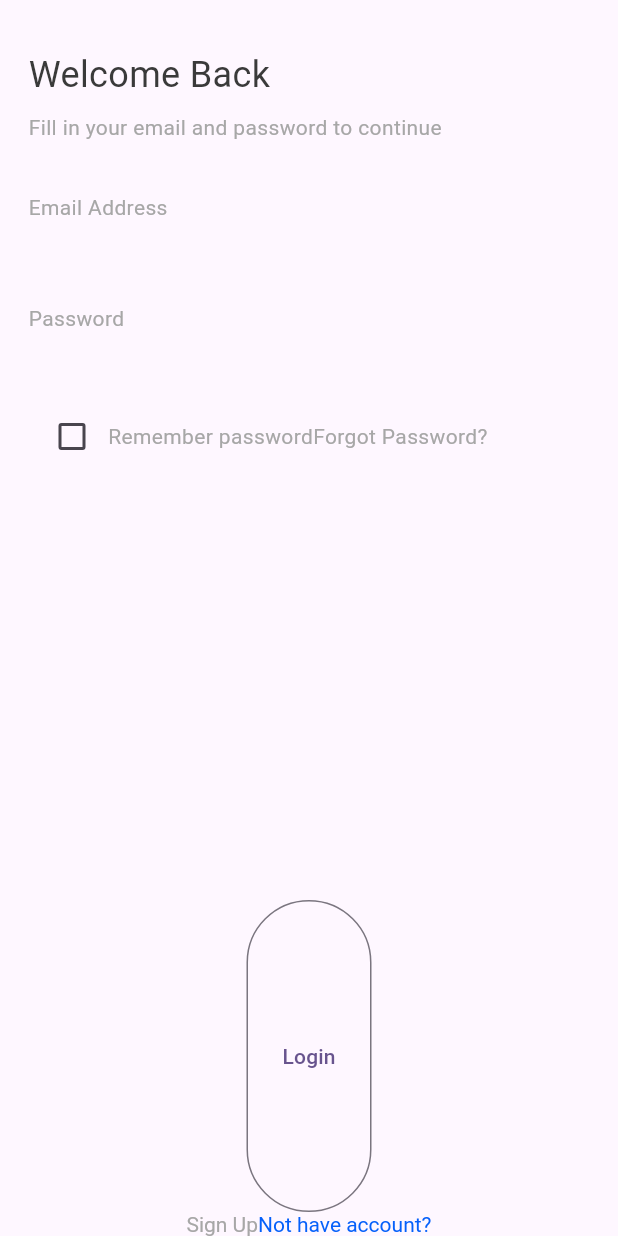
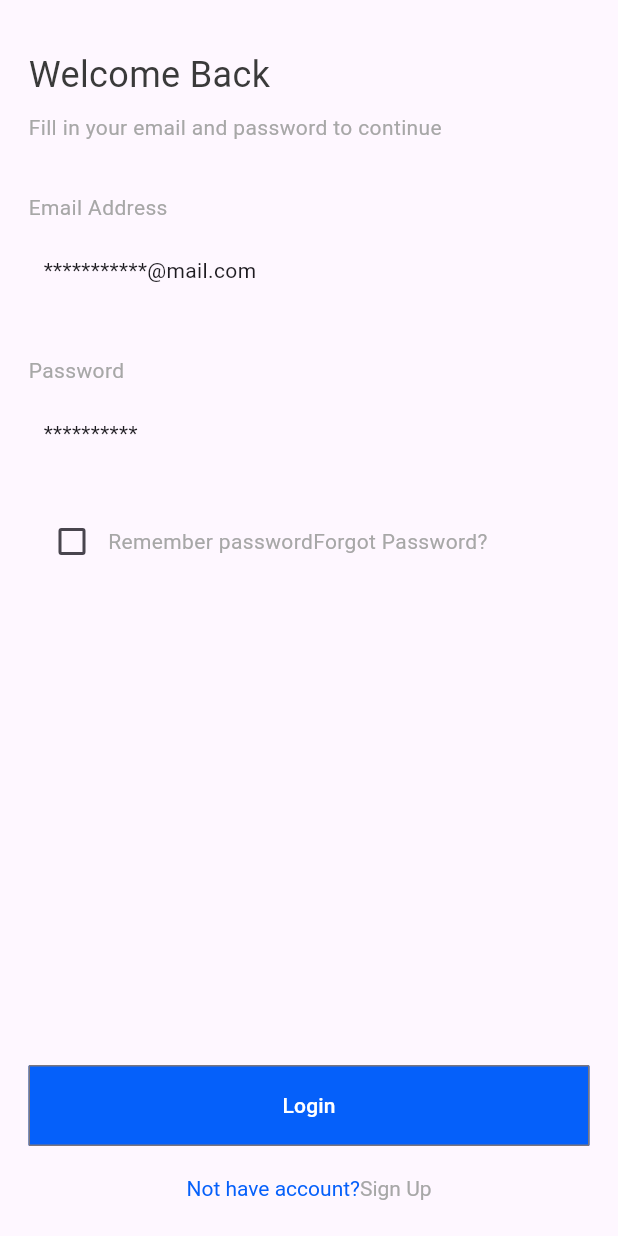
Before and after one commit to xchizhx/exam_project, a Flutter app: the screen it shows after launch, on a phone screen of 412 x 824 dp. Run offline on Flutter 3.47's test engine with Material 3 defaults, Android fonts, the light colour scheme and no system bars.

Commit message:
commit_3

```diff
--- a/lib/login.dart
+++ b/lib/login.dart
@@ -1,3 +1,4 @@
+import 'package:exam_project_2/sing_up.dart';
 import 'package:flutter/material.dart';
 
 void main() {
@@ -38,7 +39,7 @@ class _MyHomePageState extends State<MyHomePage> {
     return Scaffold(
       body: Center(
         child: Column(
-          mainAxisAlignment: MainAxisAlignment.center,
+          crossAxisAlignment: CrossAxisAlignment.stretch,
           children: [
             const Padding(
               padding: EdgeInsets.only(top: 33, left: 19),
@@ -65,8 +66,14 @@ class _MyHomePageState extends State<MyHomePage> {
                     style: TextStyle(color: Color.fromARGB(255, 167, 167, 167))),
               ),
             ),
-            Container(
-              child: Text("",
+            Padding(
+              padding: EdgeInsets.only(top: 8, left: 19),
+              child: Container(
+                child: Padding(
+                  padding: EdgeInsets.only(top: 14, left: 10, bottom: 14),
+                  child: Text("***********@mail.com",
+                     ),
+                ),
               ),
             ),
             Padding(
@@ -77,8 +84,13 @@ class _MyHomePageState extends State<MyHomePage> {
                     style: TextStyle(color: Color.fromARGB(255, 167, 167, 167))),
               ),
             ),
-            Container(
-              child: Text(""),
+            Padding(
+              padding: EdgeInsets.only(left: 19, top: 8),
+              child: Container(
+                child: Padding(
+                    padding: EdgeInsets.only(left: 10, top: 14, bottom: 14),
+                    child: Text("**********")),
+              ),
             ),
             Padding(
               padding: EdgeInsets.only(top: 24, left: 24, right: 24),
@@ -100,22 +112,37 @@ class _MyHomePageState extends State<MyHomePage> {
 
             Expanded(
               child: Padding(
-                padding: EdgeInsets.only(top: 285),
+                padding: EdgeInsets.only(top: 325,left: 19, right: 19),
                 child: OutlinedButton(onPressed: (){
                 },
-                  child: Text("Login")),
+                    style: ButtonStyle(
+                        shape: MaterialStateProperty.all(RoundedRectangleBorder(
+                            borderRadius: BorderRadius.circular(1))),
+                        backgroundColor: MaterialStateColor.resolveWith((states)
+                        => Color.fromARGB(255, 5, 96, 250))),
+                  child: Text("Login", style: TextStyle(color: Color.fromARGB(255, 255, 255, 255)),)),
               ),
             ),
             Align(
             alignment: Alignment.center,
+            child: Padding(
+              padding: EdgeInsets.only(top: 20, bottom: 24),
+              child: GestureDetector(
+                onTap: (){
+                Navigator.of(context).push(MaterialPageRoute(builder: (context){
+                  return Sign_up();
+                }));
+              },
                 child: RichText(text: TextSpan(
                   children: [
+                    TextSpan(text: "Not have account?",
+                        style: TextStyle(color: Color.fromARGB(255, 5, 96, 250))),
                     TextSpan(text: "Sign Up",
-                    style: TextStyle(color: Color.fromARGB(255, 167, 167, 167))),
-                TextSpan(text: "Not have account?",
-                    style: TextStyle(color: Color.fromARGB(255, 5, 96, 250)))
+                        style: TextStyle(color: Color.fromARGB(255, 167, 167, 167)))
                       ]
                     )
+                  ),
+              ),
             ),
             )
           ],
```
Also changed, not shown: lib/home.dart (+15 -0 lines), lib/profile.dart (+13 -0 lines), lib/sing_up.dart (+17 -0 lines), lib/track.dart (+14 -0 lines), lib/wallet.dart (+16 -0 lines). Lines whose indentation alone changed are shown as unchanged.
